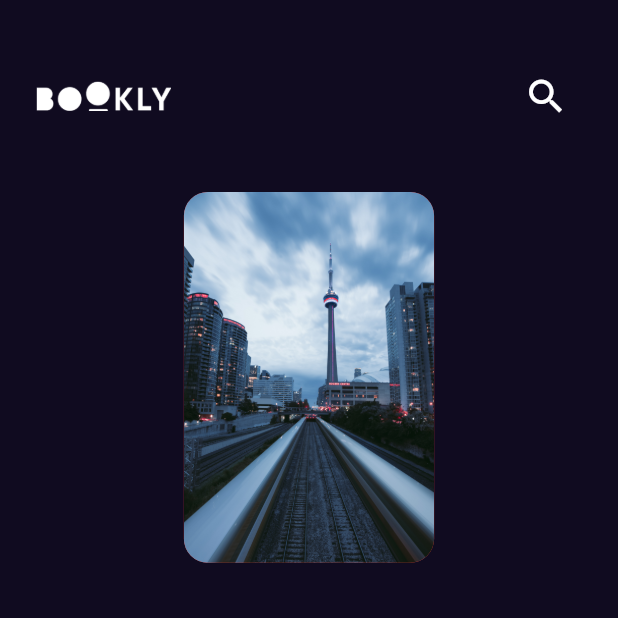
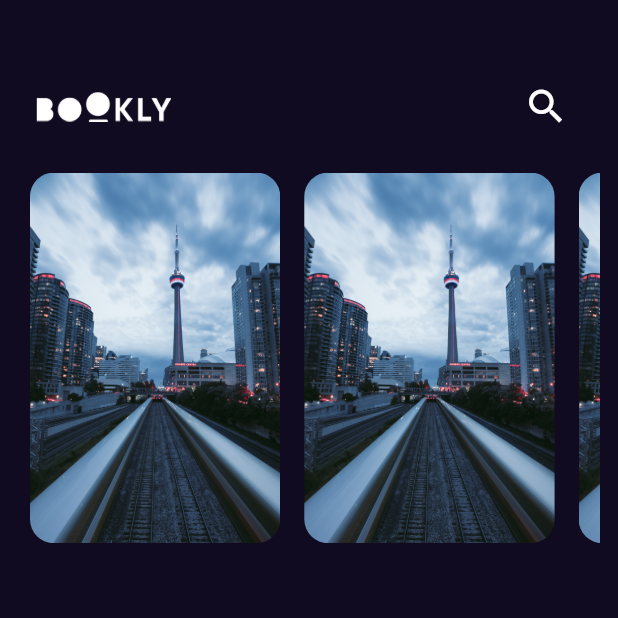
Before and after one commit to wohamedosama/book_app, a Flutter app: the screen it shows after launch, on a phone screen of 412 x 824 dp, the top half of it. Run offline on Flutter 3.47's test engine with Material 2 defaults, Android fonts, the phone set to English and light mode, and no system bars; our stand-ins replace get.

Commit message:
Add Feature List View To Home

```diff
--- a/lib/features/home/presentation/views/widgets/build_custom_list_view_item.dart
+++ b/lib/features/home/presentation/views/widgets/build_custom_list_view_item.dart
@@ -6,21 +6,17 @@ class CustomListViewItem extends StatelessWidget {
 
   @override
   Widget build(BuildContext context) {
-    return SizedBox(
-      height: MediaQuery.of(context).size.height * 0.3,
-      child: AspectRatio(
+    return AspectRatio(
       aspectRatio: 2.7 / 4,
       child: Container(
         decoration: BoxDecoration(
           borderRadius: BorderRadius.circular(16),
-            color: Colors.red,
           image: const DecorationImage(
             fit: BoxFit.fill,
             image: AssetImage(AssetsData.testPhoto1),
           ),
         ),
       ),
-      ),
     );
   }
 }
--- a/lib/features/home/presentation/views/widgets/custom_app_bar.dart
+++ b/lib/features/home/presentation/views/widgets/custom_app_bar.dart
@@ -7,7 +7,12 @@ class CustomAppBar extends StatelessWidget {
   @override
   Widget build(BuildContext context) {
     return Padding(
-      padding: const EdgeInsets.symmetric(horizontal: 24.0, vertical: 40),
+      padding: const EdgeInsets.only(
+        top: 35,
+        left: 12,
+        right: 12,
+        bottom: 20,
+      ),
       child: Row(
         mainAxisAlignment: MainAxisAlignment.spaceBetween,
         children: [
--- a/lib/features/home/presentation/views/widgets/home_view_body.dart
+++ b/lib/features/home/presentation/views/widgets/home_view_body.dart
@@ -1,17 +1,44 @@
-import 'package:book_app/features/home/presentation/views/widgets/build_custom_list_view_item.dart';
 import 'package:book_app/features/home/presentation/views/widgets/custom_app_bar.dart';
 import 'package:flutter/material.dart';
+
+import 'build_custom_list_view_item.dart';
 
 class HomeViewBody extends StatelessWidget {
   const HomeViewBody({super.key});
 
   @override
   Widget build(BuildContext context) {
-    return Column(
-      children: const [
-        CustomAppBar(),
-        CustomListViewItem(),
-      ],
+    return Padding(
+      padding: const EdgeInsets.all(12.0),
+      child: Column(
+        children: const [
+          CustomAppBar(),
+          FeatureBookListView(),
+        ],
+      ),
     );
   }
 }
+
+class FeatureBookListView extends StatelessWidget {
+  const FeatureBookListView({super.key});
+
+  @override
+  Widget build(BuildContext context) {
+    return SizedBox(
+      height: MediaQuery.of(context).size.height * 0.3,
+      child: ListView.builder(
+        clipBehavior: Clip.antiAliasWithSaveLayer,
+        physics: const BouncingScrollPhysics(),
+        itemCount: 5,
+        scrollDirection: Axis.horizontal,
+        itemBuilder: (context, index) {
+          return const Padding(
+            padding: EdgeInsets.symmetric(horizontal: 8.0),
+            child: CustomListViewItem(),
+          );
+        },
+      ),
+    );
+  }
+}
```
Lines whose indentation alone changed are shown as unchanged.
